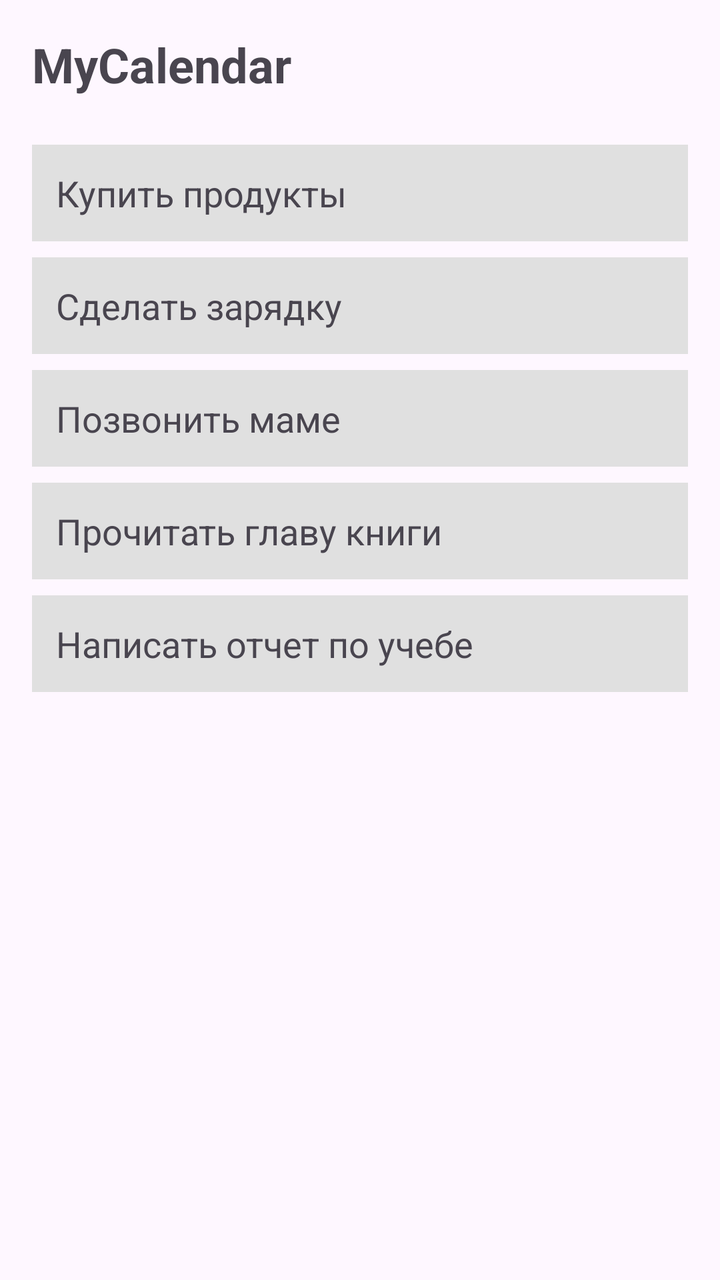
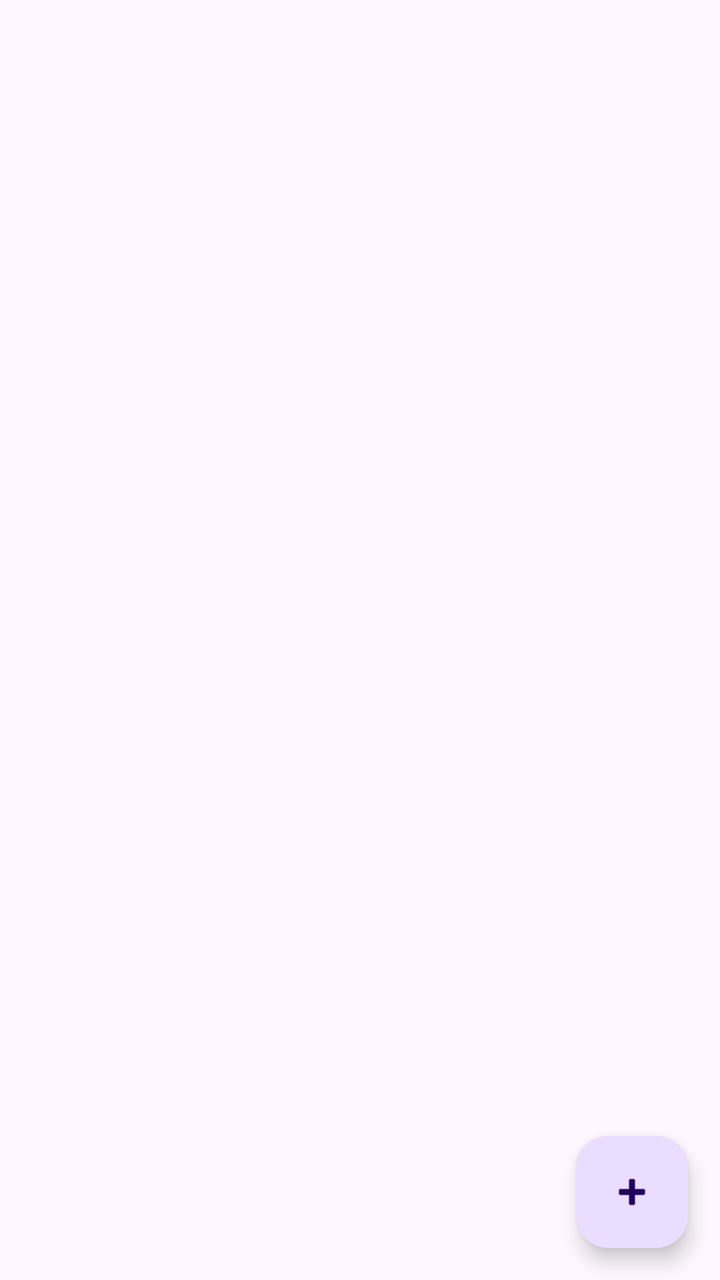

Screens rendered from an Android XML layout before and after an edit, with the pre-edit source and the edit as a unified diff.
<!-- AndroidManifest.xml: application theme Theme.MyKalendar -->
<!-- res/layout/activity_main.xml -->
<?xml version="1.0" encoding="utf-8"?>
<androidx.constraintlayout.widget.ConstraintLayout
    xmlns:android="http://schemas.android.com/apk/res/android"
    xmlns:app="http://schemas.android.com/apk/res-auto"
    xmlns:tools="http://schemas.android.com/tools"
    android:layout_width="match_parent"
    android:layout_height="match_parent"
    android:padding="16dp"
    tools:context=".MainActivity">

    <TextView
        android:id="@+id/tvTitle"
        android:layout_width="wrap_content"
        android:layout_height="wrap_content"
        android:text="@string/app_name"
        android:textSize="24sp"
        android:textStyle="bold"
        app:layout_constraintTop_toTopOf="parent"
        app:layout_constraintStart_toStartOf="parent" />

    <LinearLayout
        android:layout_width="match_parent"
        android:layout_height="wrap_content"
        android:orientation="vertical"
        android:layout_marginTop="24dp"
        app:layout_constraintTop_toBottomOf="@id/tvTitle"
        app:layout_constraintStart_toStartOf="parent">

        
        <TextView
            android:id="@+id/task1"
            android:layout_width="match_parent"
            android:layout_height="wrap_content"
            android:text="@string/task_1"
            android:textSize="18sp"
            android:padding="12dp"
            android:background="#E0E0E0"
            android:layout_marginBottom="8dp"/>

        
        <TextView
            android:id="@+id/task2"
            android:layout_width="match_parent"
            android:layout_height="wrap_content"
            android:text="@string/task_2"
            android:textSize="18sp"
            android:padding="12dp"
            android:background="#E0E0E0"
            android:layout_marginBottom="8dp"/>

        
        <TextView
            android:id="@+id/task3"
            android:layout_width="match_parent"
            android:layout_height="wrap_content"
            android:text="@string/task_3"
            android:textSize="18sp"
            android:padding="12dp"
            android:background="#E0E0E0"
            android:layout_marginBottom="8dp"/>

        
        <TextView
            android:id="@+id/task4"
            android:layout_width="match_parent"
            android:layout_height="wrap_content"
            android:text="@string/task_4"
            android:textSize="18sp"
            android:padding="12dp"
            android:background="#E0E0E0"
            android:layout_marginBottom="8dp"/>

        
        <TextView
            android:id="@+id/task5"
            android:layout_width="match_parent"
            android:layout_height="wrap_content"
            android:text="@string/task_5"
            android:textSize="18sp"
            android:padding="12dp"
            android:background="#E0E0E0"
            android:layout_marginBottom="8dp"/>

    </LinearLayout>

</androidx.constraintlayout.widget.ConstraintLayout>
<!-- resources referenced by this layout -->
<resources>
  <string name="app_name">MyCalendar</string>
  <string name="task_1">Купить продукты</string>
  <string name="task_2">Сделать зарядку</string>
  <string name="task_3">Позвонить маме</string>
  <string name="task_4">Прочитать главу книги</string>
  <string name="task_5">Написать отчет по учебе</string>
  <style name="Theme.MyKalendar" parent="Base.Theme.MyKalendar" />
  <style name="Base.Theme.MyKalendar" parent="Theme.Material3.DayNight.NoActionBar">
          
          
      </style>
</resources>

<!-- the commit's change to res/layout/activity_main.xml (unified diff, before → after) -->
@@ -5,82 +5,27 @@
     xmlns:tools="http://schemas.android.com/tools"
     android:layout_width="match_parent"
     android:layout_height="match_parent"
-    android:padding="16dp"
     tools:context=".MainActivity">
 
-    <TextView
-        android:id="@+id/tvTitle"
+    <androidx.recyclerview.widget.RecyclerView
+        android:id="@+id/rvTasks"
+        android:layout_width="match_parent"
+        android:layout_height="match_parent"
+        android:paddingBottom="80dp"
+        android:clipToPadding="false"
+        app:layout_constraintBottom_toBottomOf="parent"
+        app:layout_constraintEnd_toEndOf="parent"
+        app:layout_constraintStart_toStartOf="parent"
+        app:layout_constraintTop_toTopOf="parent" />
+
+    <com.google.android.material.floatingactionbutton.FloatingActionButton
+        android:id="@+id/fabAddTask"
         android:layout_width="wrap_content"
         android:layout_height="wrap_content"
-        android:text="@string/app_name"
-        android:textSize="24sp"
-        android:textStyle="bold"
-        app:layout_constraintTop_toTopOf="parent"
-        app:layout_constraintStart_toStartOf="parent" />
-
-    <LinearLayout
-        android:layout_width="match_parent"
-        android:layout_height="wrap_content"
-        android:orientation="vertical"
-        android:layout_marginTop="24dp"
-        app:layout_constraintTop_toBottomOf="@id/tvTitle"
-        app:layout_constraintStart_toStartOf="parent">
-
-        
-        <TextView
-            android:id="@+id/task1"
-            android:layout_width="match_parent"
-            android:layout_height="wrap_content"
-            android:text="@string/task_1"
-            android:textSize="18sp"
-            android:padding="12dp"
-            android:background="#E0E0E0"
-            android:layout_marginBottom="8dp"/>
-
-        
-        <TextView
-            android:id="@+id/task2"
-            android:layout_width="match_parent"
-            android:layout_height="wrap_content"
-            android:text="@string/task_2"
-            android:textSize="18sp"
-            android:padding="12dp"
-            android:background="#E0E0E0"
-            android:layout_marginBottom="8dp"/>
-
-        
-        <TextView
-            android:id="@+id/task3"
-            android:layout_width="match_parent"
-            android:layout_height="wrap_content"
-            android:text="@string/task_3"
-            android:textSize="18sp"
-            android:padding="12dp"
-            android:background="#E0E0E0"
-            android:layout_marginBottom="8dp"/>
-
-        
-        <TextView
-            android:id="@+id/task4"
-            android:layout_width="match_parent"
-            android:layout_height="wrap_content"
-            android:text="@string/task_4"
-            android:textSize="18sp"
-            android:padding="12dp"
-            android:background="#E0E0E0"
-            android:layout_marginBottom="8dp"/>
-
-        
-        <TextView
-            android:id="@+id/task5"
-            android:layout_width="match_parent"
-            android:layout_height="wrap_content"
-            android:text="@string/task_5"
-            android:textSize="18sp"
-            android:padding="12dp"
-            android:background="#E0E0E0"
-            android:layout_marginBottom="8dp"/>
-
-    </LinearLayout>
+        android:layout_margin="16dp"
+        android:contentDescription="@string/add_task"
+        android:src="@android:drawable/ic_input_add"
+        app:layout_constraintBottom_toBottomOf="parent"
+        app:layout_constraintEnd_toEndOf="parent" />
 
 </androidx.constraintlayout.widget.ConstraintLayout>
<!-- resource entries referenced after the edit -->
@@ -1,11 +1,6 @@
 <!-- resources referenced by this layout -->
 <resources>
-  <string name="app_name">MyCalendar</string>
-  <string name="task_1">Купить продукты</string>
-  <string name="task_2">Сделать зарядку</string>
-  <string name="task_3">Позвонить маме</string>
-  <string name="task_4">Прочитать главу книги</string>
-  <string name="task_5">Написать отчет по учебе</string>
+  <string name="add_task">Добавить задачу</string>
   <style name="Theme.MyKalendar" parent="Base.Theme.MyKalendar" />
   <style name="Base.Theme.MyKalendar" parent="Theme.Material3.DayNight.NoActionBar">
           
